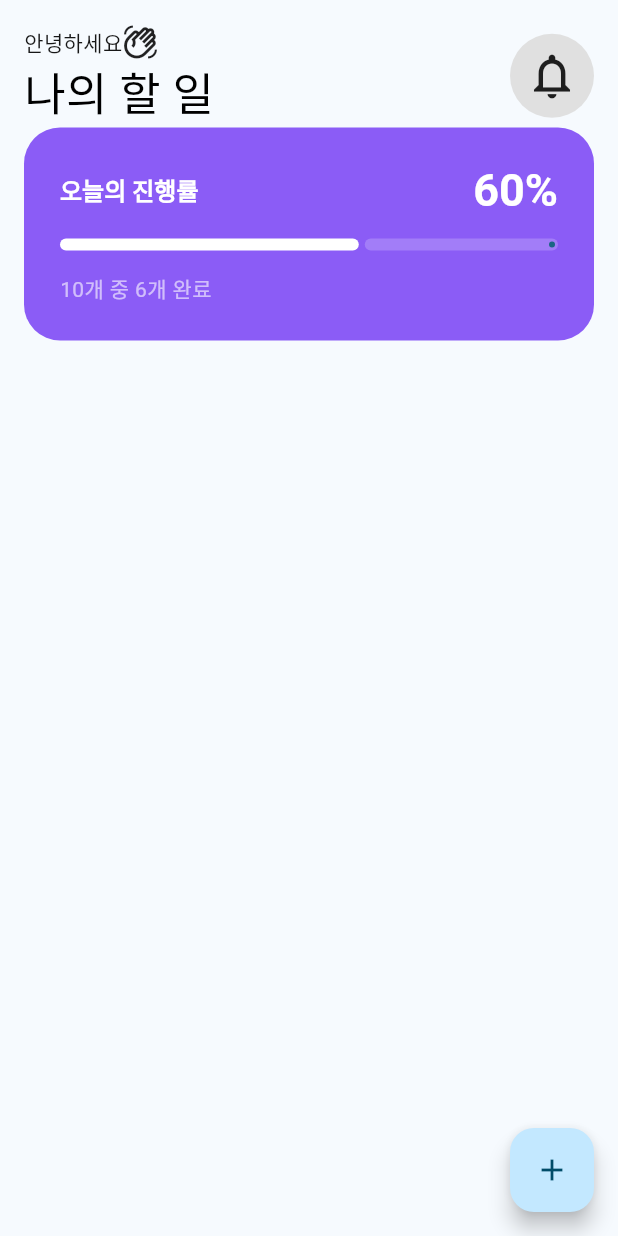
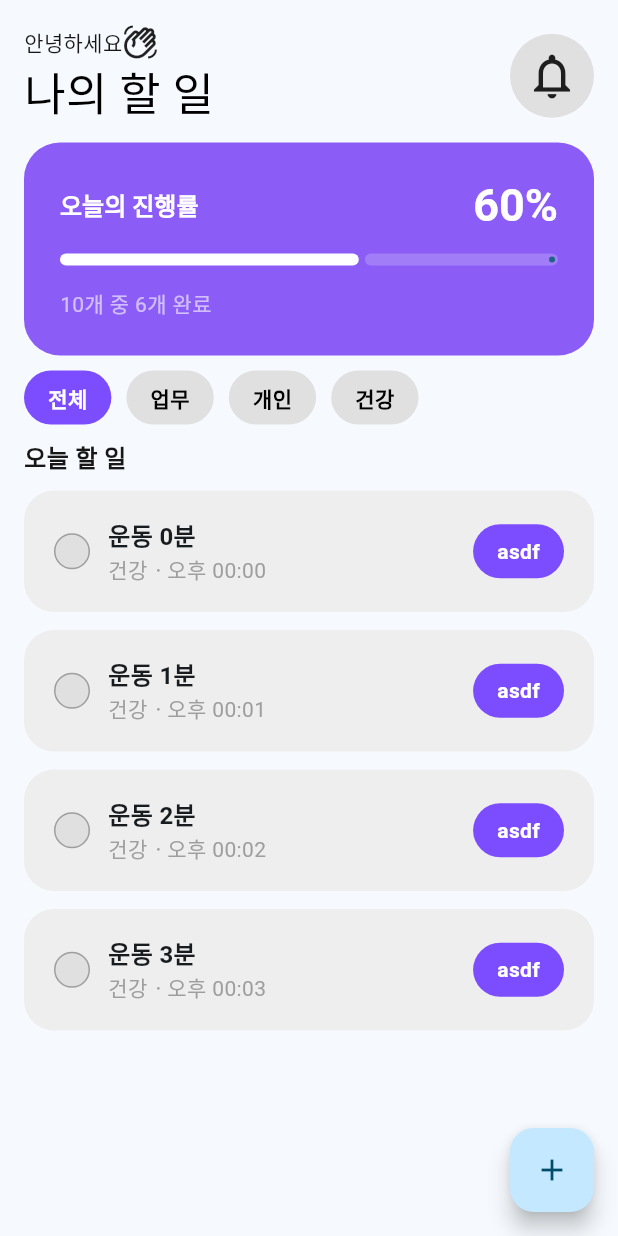
Before and after one commit to kiryud/dl_3_1_flutter, a Flutter app: the screen it shows after launch, on a phone screen of 412 x 824 dp. Run offline on Flutter 3.47's test engine with Material 3 defaults, Android fonts, the phone set to English and light mode, and no system bars.

Commit message:
임시 저장

```diff
--- a/lib/UI/pages/todo/todo_page.dart
+++ b/lib/UI/pages/todo/todo_page.dart
@@ -1,6 +1,7 @@
 import 'package:ex00/UI/pages/todo/widget/filter_row.dart';
 import 'package:ex00/UI/pages/todo/widget/title_content.dart';
 import 'package:ex00/UI/pages/todo/widget/progress_card.dart';
+import 'package:ex00/UI/pages/todo/widget/todo_list.dart';
 import 'package:flutter/material.dart';
 
 class TodoPage extends StatelessWidget {
@@ -13,7 +14,8 @@ class TodoPage extends StatelessWidget {
         body: Padding(
           padding: const EdgeInsets.all(16),
           child: Column(
-
+            crossAxisAlignment: .stretch,
+            spacing: 10,
             children: [
               // 타이틀 상단 영역
               Header(),
@@ -24,8 +26,9 @@ class TodoPage extends StatelessWidget {
               // TODO: 주제별 항목 (전체, 업무, 개인, 건강)
               // 조건에 따라 이 항목에서 표기될 todolist의 내용이 바뀌기때문에 이벤트가 상단에 있어야하는걸까? 아니면 이벤트 위치와 별개로 수정하는걸까?
               // TODO: 체크박스 시스템 만들기
-              //
               FilterRow(),
+              _buildTodoTitle(),
+              TodoList(),
             ],
           ),
         ),
@@ -37,3 +40,14 @@ class TodoPage extends StatelessWidget {
     );
   }
 }
+
+Widget _buildTodoTitle() {
+  return Text(
+    '오늘 할 일',
+    style: TextStyle(
+      color: Color(0xff171717),
+      fontSize: 16,
+      fontWeight: .bold,
+    ),
+  );
+}
--- a/lib/UI/pages/todo/widget/filter_row.dart
+++ b/lib/UI/pages/todo/widget/filter_row.dart
@@ -5,6 +5,55 @@ class FilterRow extends StatelessWidget {
 
   @override
   Widget build(BuildContext context) {
-    return Container();
+    return SingleChildScrollView(
+      scrollDirection: .horizontal,
+      child: Row(
+        spacing: 10,
+        children: [
+          _buildFilter(isSelected: true, text: '전체'),
+          _buildFilter(text: '업무'),
+          _buildFilter(text: '개인'),
+          _buildFilter(text: '건강'),
+        //  _buildFilter(),
+        ],
+      ),
+    );
   }
 }
+
+Widget _buildFilter({
+  bool isSelected = false,
+  String text = '',
+}) {
+  return Container(
+    padding: .symmetric(vertical: 8, horizontal: 16),
+    decoration: BoxDecoration(
+      borderRadius: .all(.circular(50)),
+      color: isSelected ? Colors.deepPurpleAccent : Colors.grey[300]!,
+    ),
+    child: Text(
+      text,
+      style: TextStyle(
+        fontSize: 14,
+        fontWeight: .w700,
+        color: isSelected ? Colors.white : Colors.black ,
+      ),
+    ),
+  );
+}
+
+/*
+class FilterRow extends StatefulWidget {
+  const FilterRow({super.key});
+
+  @override
+  State<FilterRow> createState() => _FilterRowState();
+}
+
+class _FilterRowState extends State<FilterRow> {
+  @override
+  Widget build(BuildContext context) {
+    return const Placeholder();
+  }
+}
+*/
--- /dev/null
+++ b/lib/UI/pages/todo/widget/todo_list.dart
@@ -0,0 +1,76 @@
+import 'package:flutter/material.dart';
+
+class TodoList extends StatelessWidget {
+  const TodoList({super.key});
+
+  @override
+  Widget build(BuildContext context) {
+    return ListView.separated(
+      itemCount: 4,
+      shrinkWrap: true,
+      physics: NeverScrollableScrollPhysics(),
+      separatorBuilder: (context, index) => SizedBox(height: 12,),
+      itemBuilder: (context, index) {
+        return Container(
+          padding: .symmetric(
+            horizontal: 20,
+            vertical: 18,
+          ),
+          decoration: BoxDecoration(
+            color: Colors.grey[200]!,
+            borderRadius: .circular(20),
+          ),
+          child: Row(
+            spacing: 12,
+            children: [
+              Container(
+                width: 24,
+                height: 24,
+                decoration: BoxDecoration(
+                  shape: .circle,
+                  color: Colors.grey[300]!,
+                  border: .all(color: Colors.grey),
+                ),
+              ),
+              Expanded(
+                child: Column(
+                  crossAxisAlignment: .start,
+                  children: [
+                    Text(
+                      '운동 $index분',
+                      style: TextStyle(
+                        fontSize: 16,
+                        fontWeight: .w600,
+                      ),
+                    ),
+                    Text(
+                      '건강ㆍ오후 00:0$index',
+                      style: TextStyle(
+                        color: Colors.grey,
+                      ),
+                    ),
+                  ],
+                ),
+              ),
+              Container(
+                padding: .symmetric(vertical: 8, horizontal: 16),
+                decoration: BoxDecoration(
+                  borderRadius: .all(.circular(50)),
+                  color: Colors.deepPurpleAccent,
+                ),
+                child: Text(
+                  'asdf',
+                  style: TextStyle(
+                    fontSize: 14,
+                    fontWeight: .w700,
+                    color: Colors.white ,
+                  ),
+                ),
+              ),
+            ],
+          ),
+        );
+      },
+    );
+  }
+}
```
Also changed, not shown: 3 other files.
